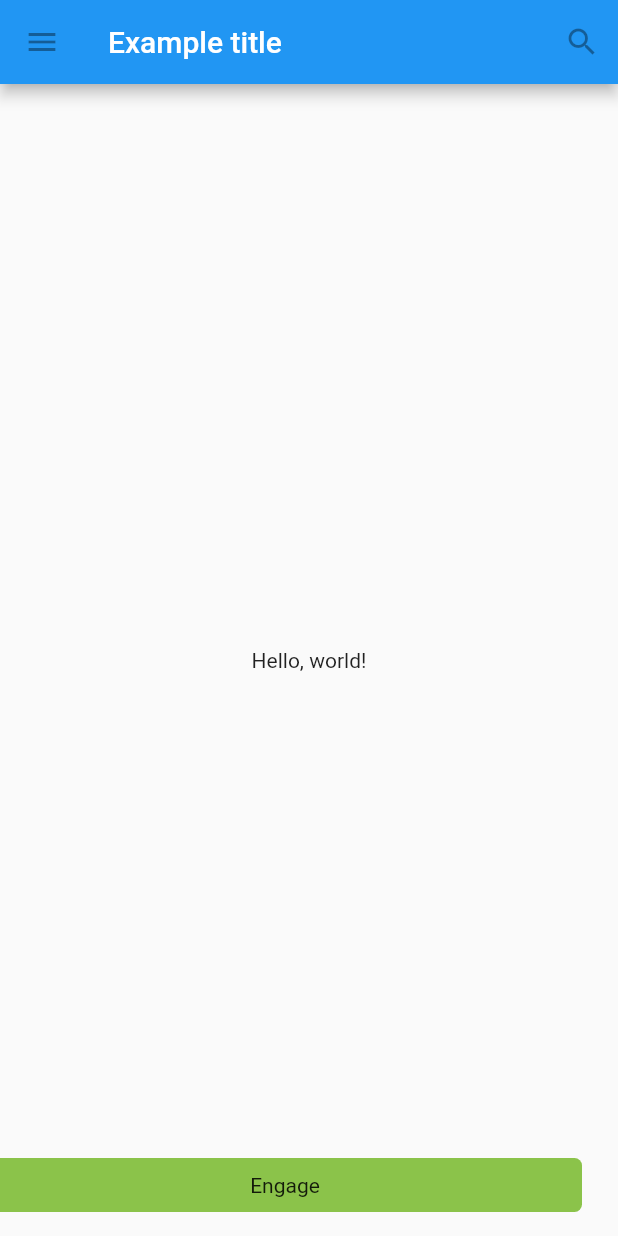
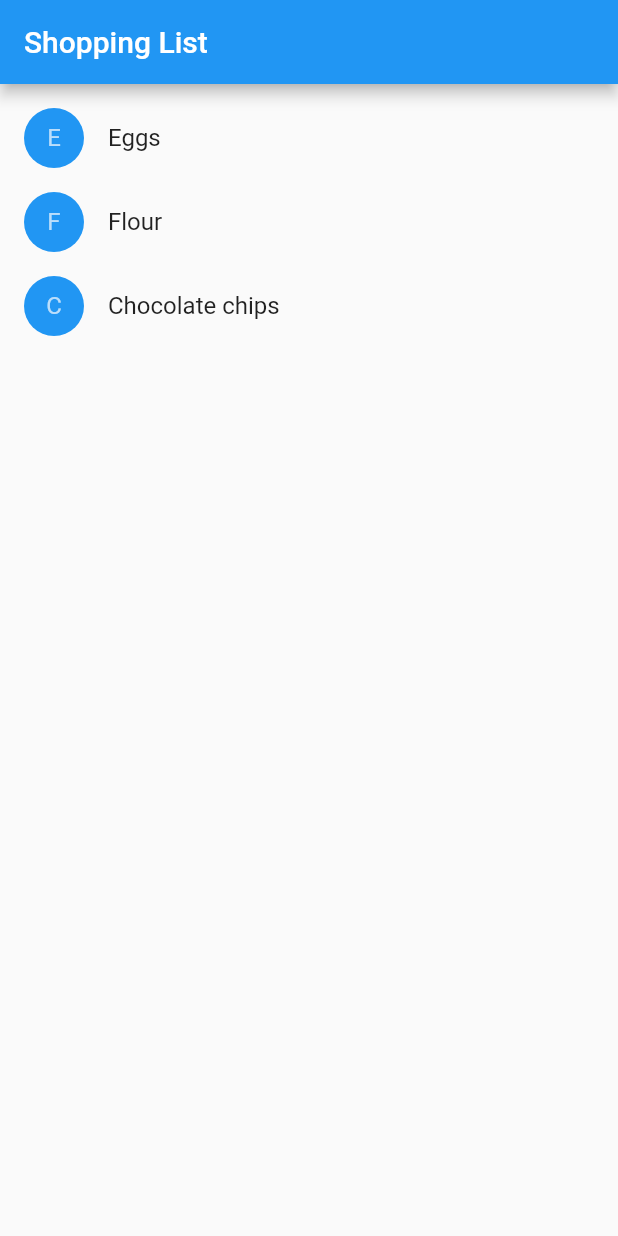
Before and after one commit to malisahin/flutter-practices, a Flutter app: the screen it shows after launch, on a phone screen of 412 x 824 dp. Run offline on Flutter 3.47's test engine with Material 2 defaults, Android fonts, the phone set to English and light mode, and no system bars.

Commit message:
shopping list

```diff
--- a/lib/main.dart
+++ b/lib/main.dart
@@ -1,4 +1,4 @@
-import 'package:combine_mobile/sections/material-components/tutorial-home.dart';
+import 'package:combine_mobile/sections/shopping-list/shopping-list.dart';
 import 'package:flutter/material.dart';
 
 /* Forms, Validations, Value Change */
@@ -26,4 +26,6 @@ import 'package:flutter/material.dart';
 
 //void main() => runApp(DynamicListStreamApp());  // Dynamic Stream List
 
-void main() => runApp(TutorialHomeApp());
+// void main() => runApp(TutorialHomeApp());   // Material Theme Example
+
+void main() => runApp(ShoppingListApp());
--- /dev/null
+++ b/lib/sections/shopping-list/product.dart
@@ -0,0 +1,4 @@
+class Product {
+  const Product({this.name});
+  final String name;
+}
--- /dev/null
+++ b/lib/sections/shopping-list/shopping-list-item.dart
@@ -0,0 +1,42 @@
+import 'package:combine_mobile/sections/shopping-list/product.dart';
+import 'package:flutter/material.dart';
+
+typedef void CartChangedCallback(Product product, bool inCart);
+
+class ShoppingListItem extends StatelessWidget {
+  final Product product;
+  final bool inCart;
+  final CartChangedCallback onCartChanged;
+
+  ShoppingListItem({Product product, this.inCart, this.onCartChanged})
+      : this.product = product,
+        super(key: ObjectKey(product));
+
+  Color getColor(BuildContext context) {
+    return inCart ? Colors.black54 : Theme.of(context).primaryColor;
+  }
+
+  TextStyle getTextStyle(BuildContext context) {
+    if (!inCart) return null;
+
+    return TextStyle(
+        color: Colors.black54, decoration: TextDecoration.lineThrough);
+  }
+
+  @override
+  Widget build(BuildContext context) {
+    return ListTile(
+      onTap: () {
+        onCartChanged(product, !inCart);
+      },
+      leading: CircleAvatar(
+        backgroundColor: getColor(context),
+        child: Text(product.name[0]),
+      ),
+      title: Text(
+        product.name,
+        style: getTextStyle(context),
+      ),
+    );
+  }
+}
--- /dev/null
+++ b/lib/sections/shopping-list/shopping-list.dart
@@ -0,0 +1,60 @@
+import 'package:combine_mobile/sections/shopping-list/product.dart';
+import 'package:combine_mobile/sections/shopping-list/shopping-list-item.dart';
+import 'package:flutter/material.dart';
+
+class ShoppingList extends StatefulWidget {
+  ShoppingList({Key key, this.products}) : super(key: key);
+
+  final List<Product> products;
+
+  @override
+  State createState() {
+    return ShoppingListState();
+  }
+}
+
+class ShoppingListState extends State<ShoppingList> {
+  Set<Product> shoppingCart = Set<Product>();
+
+  void handleCartChanged(Product product, bool inCart) {
+    setState(() {
+      if (inCart)
+        shoppingCart.add(product);
+      else
+        shoppingCart.remove(product);
+    });
+  }
+
+  @override
+  Widget build(BuildContext context) {
+    return Scaffold(
+      appBar: AppBar(
+        title: Text('Shopping List'),
+      ),
+      body: ListView(
+        padding: EdgeInsets.symmetric(vertical: 8),
+        children: widget.products.map((product) {
+          return ShoppingListItem(
+              product: product,
+              inCart: shoppingCart.contains(product),
+              onCartChanged: handleCartChanged);
+        }).toList(),
+      ),
+    );
+  }
+}
+
+class ShoppingListApp extends StatelessWidget {
+  @override
+  Widget build(BuildContext context) {
+    return MaterialApp(
+        title: 'Shopping App',
+        home: ShoppingList(
+          products: <Product>[
+            Product(name: 'Eggs'),
+            Product(name: 'Flour'),
+            Product(name: 'Chocolate chips'),
+          ],
+        ));
+  }
+}
```
